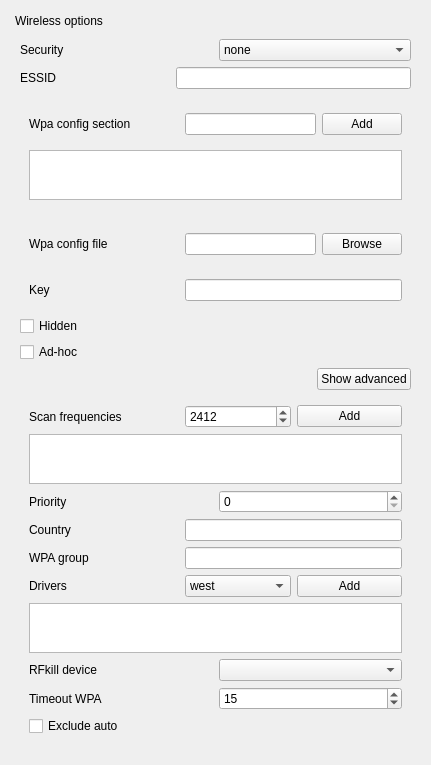
Qt form sources/gui/src/wirelesswidget.ui (arcan1s/netctl-gui) before a commit.
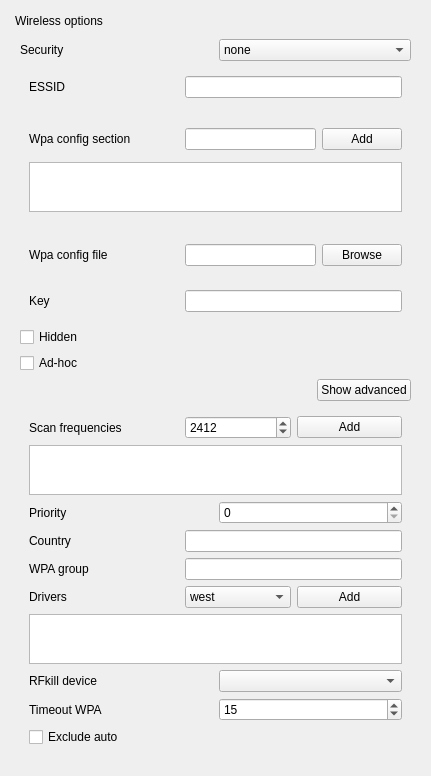
The same form after that commit.

The edit to the form file:
```diff
--- a/sources/gui/src/wirelesswidget.ui
+++ b/sources/gui/src/wirelesswidget.ui
@@ -7,7 +7,7 @@
     <x>0</x>
     <y>0</y>
     <width>431</width>
-    <height>765</height>
+    <height>776</height>
    </rect>
   </property>
   <property name="windowTitle">
@@ -71,6 +71,7 @@
         </layout>
        </item>
        <item>
+        <widget class="QWidget" name="widget_essid" native="true">
         <layout class="QHBoxLayout" name="layout_essid">
          <item>
           <widget class="QLabel" name="label_essid">
@@ -93,6 +94,7 @@
           </widget>
          </item>
         </layout>
+        </widget>
        </item>
        <item>
         <widget class="QWidget" name="widget_wpaConfigSection" native="true">
```
Lines whose indentation alone changed are shown as unchanged.
